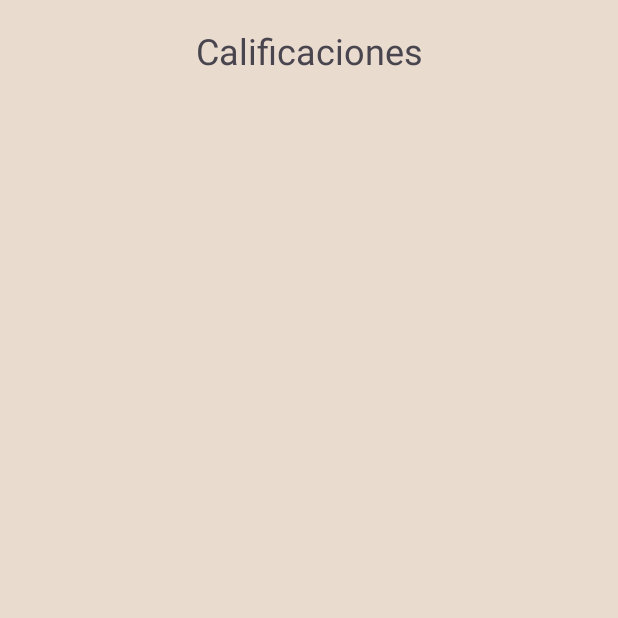
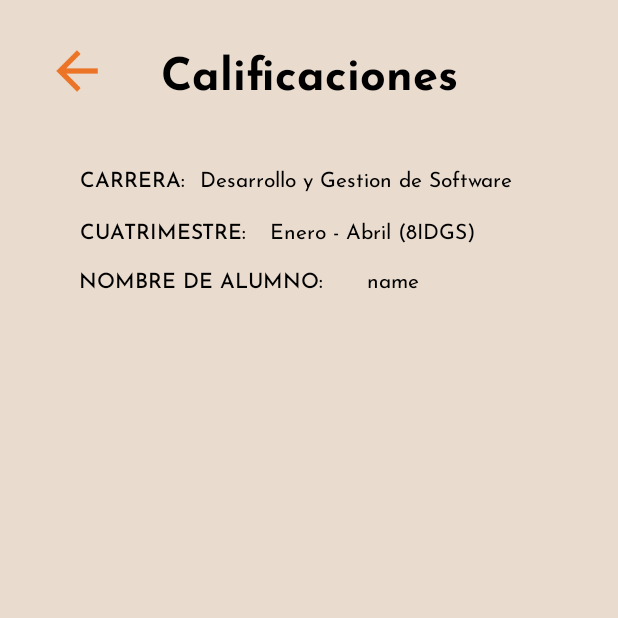
Before and after one commit to DavEd03/ControlSchool, an Android app: the calificaciones screen opened directly, with no data from a screen before it, on a phone screen of 412 x 824 dp, the top half of it. Run offline under Robolectric (Android 15) with nearby library versions, the phone set to English and light mode, and no system bars.

Commit message:
Diseño Interfaces externas p1

```diff
--- a/app/src/main/java/com/develompent/controlschool/Menu.java
+++ b/app/src/main/java/com/develompent/controlschool/Menu.java
@@ -31,4 +31,17 @@ public class Menu extends AppCompatActivity {
         Intent intent = new Intent(this, Menu.class);
         startActivity(intent);
     }
+    public void Calificaciones(View view) {
+        Intent intent = new Intent(this, calificaciones.class);
+        startActivity(intent);
+    }
+    public void Eventos(View view) {
+        Intent intent = new Intent(this, Eventos.class);
+        startActivity(intent);
+    }
+    public void Documentacion(View view) {
+        Intent intent = new Intent(this, Doc.class);
+        startActivity(intent);
+    }
+
 }
--- a/app/src/main/java/com/develompent/controlschool/calificaciones.java
+++ b/app/src/main/java/com/develompent/controlschool/calificaciones.java
@@ -1,6 +1,8 @@
 package com.develompent.controlschool;
 
+import android.content.Intent;
 import android.os.Bundle;
+import android.view.View;
 
 import androidx.activity.EdgeToEdge;
 import androidx.appcompat.app.AppCompatActivity;
@@ -21,4 +23,7 @@ public class calificaciones extends AppCompatActivity {
             return insets;
         });
     }
-}
+    public void MenuBack(View view) {
+        Intent intent = new Intent(this, Menu.class);
+        startActivity(intent);
+}}
--- a/app/src/main/res/layout/activity_calificaciones.xml
+++ b/app/src/main/res/layout/activity_calificaciones.xml
@@ -12,12 +12,125 @@
         android:id="@+id/textView8"
         android:layout_width="wrap_content"
         android:layout_height="wrap_content"
+        android:fontFamily="@font/josefin_sans_bold"
         android:text="Calificaciones"
         android:textAlignment="center"
-        android:textSize="24sp"
+        android:textColor="@color/black"
+        android:textSize="30sp"
         app:layout_constraintBottom_toBottomOf="parent"
         app:layout_constraintEnd_toEndOf="parent"
         app:layout_constraintStart_toStartOf="parent"
         app:layout_constraintTop_toTopOf="parent"
-        app:layout_constraintVertical_bias="0.022" />
+        app:layout_constraintVertical_bias="0.034" />
+
+    <TextView
+        android:id="@+id/textView2"
+        android:layout_width="wrap_content"
+        android:layout_height="wrap_content"
+        android:fontFamily="@font/josefin_sans_medium"
+        android:text="NOMBRE DE ALUMNO:"
+        android:textColor="@color/black"
+        app:layout_constraintBottom_toBottomOf="parent"
+        app:layout_constraintEnd_toEndOf="parent"
+        app:layout_constraintHorizontal_bias="0.212"
+        app:layout_constraintStart_toStartOf="parent"
+        app:layout_constraintTop_toTopOf="parent"
+        app:layout_constraintVertical_bias="0.219" />
+
+    <ImageView
+        android:id="@+id/imageView3"
+        android:layout_width="44dp"
+        android:layout_height="41dp"
+        android:onClick="MenuBack"
+        app:layout_constraintBottom_toBottomOf="parent"
+        app:layout_constraintEnd_toEndOf="parent"
+        app:layout_constraintHorizontal_bias="0.079"
+        app:layout_constraintStart_toStartOf="parent"
+        app:layout_constraintTop_toTopOf="parent"
+        app:layout_constraintVertical_bias="0.034"
+        app:srcCompat="@mipmap/regreso" />
+
+    <TextView
+        android:id="@+id/textView"
+        android:layout_width="wrap_content"
+        android:layout_height="wrap_content"
+        android:fontFamily="@font/josefin_sans_medium"
+        android:text="CARRERA:"
+        android:textColor="@color/black"
+        app:layout_constraintBottom_toBottomOf="parent"
+        app:layout_constraintEnd_toEndOf="parent"
+        app:layout_constraintHorizontal_bias="0.155"
+        app:layout_constraintStart_toStartOf="parent"
+        app:layout_constraintTop_toTopOf="parent"
+        app:layout_constraintVertical_bias="0.135" />
+
+    <TextView
+        android:id="@+id/textView1"
+        android:layout_width="wrap_content"
+        android:layout_height="wrap_content"
+        android:fontFamily="@font/josefin_sans_medium"
+        android:text="CUATRIMESTRE:"
+        android:textColor="@color/black"
+        app:layout_constraintBottom_toBottomOf="parent"
+        app:layout_constraintEnd_toEndOf="parent"
+        app:layout_constraintHorizontal_bias="0.177"
+        app:layout_constraintStart_toStartOf="parent"
+        app:layout_constraintTop_toTopOf="parent"
+        app:layout_constraintVertical_bias="0.178" />
+
+    <TextView
+        android:id="@+id/carrera"
+        android:layout_width="wrap_content"
+        android:layout_height="wrap_content"
+        android:fontFamily="@font/josefin_sans"
+        android:text="Desarrollo y Gestion de Software"
+        android:textColor="@color/black"
+        app:layout_constraintBottom_toBottomOf="parent"
+        app:layout_constraintEnd_toEndOf="parent"
+        app:layout_constraintHorizontal_bias="0.653"
+        app:layout_constraintStart_toStartOf="parent"
+        app:layout_constraintTop_toTopOf="parent"
+        app:layout_constraintVertical_bias="0.135" />
+
+    <TextView
+        android:id="@+id/cuatrimestre"
+        android:layout_width="wrap_content"
+        android:layout_height="wrap_content"
+        android:fontFamily="@font/josefin_sans"
+        android:text="Enero - Abril (8IDGS)"
+        android:textColor="@color/black"
+        app:layout_constraintBottom_toBottomOf="parent"
+        app:layout_constraintEnd_toEndOf="parent"
+        app:layout_constraintHorizontal_bias="0.655"
+        app:layout_constraintStart_toStartOf="parent"
+        app:layout_constraintTop_toTopOf="parent"
+        app:layout_constraintVertical_bias="0.178" />
+
+    <TextView
+        android:id="@+id/nombre"
+        android:layout_width="wrap_content"
+        android:layout_height="wrap_content"
+        android:fontFamily="@font/josefin_sans"
+        android:text="name"
+        android:textColor="@color/black"
+        app:layout_constraintBottom_toBottomOf="parent"
+        app:layout_constraintEnd_toEndOf="parent"
+        app:layout_constraintHorizontal_bias="0.648"
+        app:layout_constraintStart_toStartOf="parent"
+        app:layout_constraintTop_toTopOf="parent"
+        app:layout_constraintVertical_bias="0.219" />
+
+    <FrameLayout
+        android:layout_width="409dp"
+        android:layout_height="660dp"
+        android:layout_marginTop="236dp"
+        app:layout_constraintBottom_toBottomOf="parent"
+        app:layout_constraintEnd_toEndOf="parent"
+        app:layout_constraintStart_toStartOf="parent"
+        app:layout_constraintTop_toTopOf="parent"
+        app:layout_constraintVertical_bias="1.0">
+
+    </FrameLayout>
+
+
 </androidx.constraintlayout.widget.ConstraintLayout>
--- a/app/src/main/res/layout/activity_menu.xml
+++ b/app/src/main/res/layout/activity_menu.xml
@@ -62,6 +62,7 @@
         android:layout_height="61dp"
         android:fontFamily="@font/josefin_sans_medium"
         android:text="Expedientes"
+        android:onClick="Documentacion"
         android:textAlignment="center"
         android:textColor="@color/black"
         android:textSize="24dp"
@@ -76,6 +77,7 @@
         android:id="@+id/imageView4"
         android:layout_width="60dp"
         android:layout_height="39dp"
+        android:onClick="Documentacion"
         app:layout_constraintBottom_toBottomOf="parent"
         app:layout_constraintEnd_toEndOf="parent"
         app:layout_constraintHorizontal_bias="0.498"
@@ -93,6 +95,7 @@
         android:textAlignment="center"
         android:textColor="@color/black"
         android:textSize="24sp"
+        android:onClick="Calificaciones"
         app:layout_constraintBottom_toBottomOf="parent"
         app:layout_constraintEnd_toEndOf="parent"
         app:layout_constraintStart_toStartOf="parent"
@@ -106,6 +109,7 @@
         android:layout_height="57dp"
         android:fontFamily="@font/josefin_sans_medium"
         android:text="Eventos "
+        android:onClick="Eventos"
         android:textAlignment="center"
         android:textColor="@color/black"
         android:textSize="24dp"
@@ -122,6 +126,7 @@
         app:layout_constraintBottom_toBottomOf="parent"
         app:layout_constraintEnd_toEndOf="parent"
         app:layout_constraintHorizontal_bias="0.498"
+        android:onClick="Eventos"
         app:layout_constraintStart_toStartOf="parent"
         app:layout_constraintTop_toTopOf="parent"
         app:layout_constraintVertical_bias="0.598"
@@ -133,6 +138,7 @@
         android:layout_height="43dp"
         app:layout_constraintBottom_toBottomOf="parent"
         app:layout_constraintEnd_toEndOf="parent"
+        android:onClick="Calificaciones"
         app:layout_constraintHorizontal_bias="0.497"
         app:layout_constraintStart_toStartOf="parent"
         app:layout_constraintTop_toTopOf="parent"
```
Also changed, not shown: app/src/main/res/mipmap-hdpi/regreso.png (added).
